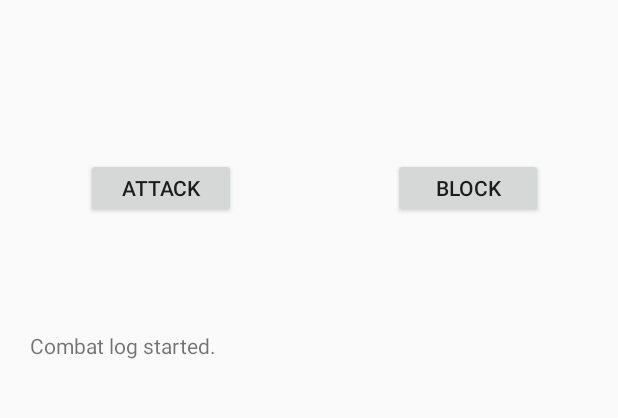
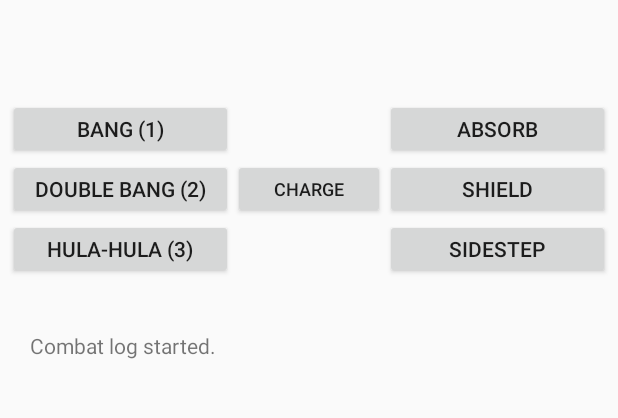
Before and after one commit to scveloso/Labyrinth2, an Android app: the CombatActivity screen opened directly, with no data from a screen before it, on a phone screen of 412 x 824 dp, the part 314-732 px from its top. Run offline under Robolectric (Android 15) with nearby library versions, the phone set to English and light mode, and no system bars.

Commit message:
Added multiple changes to combat -Player attack, player block and player charge -Attacks have 3 levels. Blocks have 3 levels. Charge gives one charge, different attacks require different charges. Different blocks block different attacks.

```diff
--- a/app/src/main/java/com/sveloso/labyrinth/CombatActivity.java
+++ b/app/src/main/java/com/sveloso/labyrinth/CombatActivity.java
@@ -28,14 +28,22 @@ public class CombatActivity extends Activity {
     private TextView txtEnemyName;
     private TextView txtCombatLog;
 
-    private Button btnAttack;
-    private Button btnBlock;
+    private Button btnCharge;
+
+    private Button btnAttack1;
+    private Button btnAttack2;
+    private Button btnAttack3;
+
+    private Button btnBlock1;
+    private Button btnBlock2;
+    private Button btnBlock3;
 
     private static final int MAX_IMG_HEALTH_WIDTH = 200; // 200dp
 
     private Enemy currEnemy;
 
     private int playerHealth;
+    private int playerCharge;
 
     @Override
     protected void onCreate(Bundle savedInstanceState) {
@@ -47,25 +55,70 @@ public class CombatActivity extends Activity {
         imgEnemyHealth = (ImageView) findViewById(R.id.imgEnemyHealth);
         imgEnemySprite = (ImageView) findViewById(R.id.imgEnemySprite);
         txtEnemyName = (TextView) findViewById(R.id.txtEnemyName);
-        btnAttack = (Button) findViewById(R.id.btnAttack);
-        btnAttack.setOnClickListener(new View.OnClickListener() {
+
+
+        btnAttack1 = (Button) findViewById(R.id.btnAttack1);
+        btnAttack1.setOnClickListener(new View.OnClickListener() {
             @Override
-            public void onClick(View v) {
-                handlePlayerTurn(MOVE_ATTACK);
+            public void onClick(View view) {
+                handlePlayerTurn(Move.CHARGE_1_ATTACK);
             }
         });
-        btnBlock = (Button) findViewById(R.id.btnBlock);
-        btnBlock.setOnClickListener(new View.OnClickListener() {
+
+        btnAttack2 = (Button) findViewById(R.id.btnAttack2);
+        btnAttack2.setOnClickListener(new View.OnClickListener() {
             @Override
-            public void onClick(View v) {
-                handlePlayerTurn(MOVE_BLOCK);
+            public void onClick(View view) {
+                handlePlayerTurn(Move.CHARGE_2_ATTACK);
             }
         });
+
+        btnAttack3 = (Button) findViewById(R.id.btnAttack3);
+        btnAttack3.setOnClickListener(new View.OnClickListener() {
+            @Override
+            public void onClick(View view) {
+                handlePlayerTurn(Move.CHARGE_3_ATTACK);
+            }
+        });
+
+        btnBlock1 = (Button) findViewById(R.id.btnBlock1);
+        btnBlock1.setOnClickListener(new View.OnClickListener() {
+            @Override
+            public void onClick(View view) {
+                handlePlayerTurn(Move.CHARGE_1_BLOCK);
+            }
+        });
+
+        btnBlock2 = (Button) findViewById(R.id.btnBlock2);
+        btnBlock2.setOnClickListener(new View.OnClickListener() {
+            @Override
+            public void onClick(View view) {
+                handlePlayerTurn(Move.CHARGE_2_BLOCK);
+            }
+        });
+
+        btnBlock3 = (Button) findViewById(R.id.btnBlock3);
+        btnBlock3.setOnClickListener(new View.OnClickListener() {
+            @Override
+            public void onClick(View view) {
+                handlePlayerTurn(Move.CHARGE_3_BLOCK);
+            }
+        });
+
+        btnCharge = (Button) findViewById(R.id.btnCharge);
+        btnCharge.setOnClickListener(new View.OnClickListener() {
+            @Override
+            public void onClick(View view) {
+                handlePlayerTurn(Move.CHARGE);
+            }
+        });
+
         txtCombatLog = (TextView) findViewById(R.id.txtCombatLog);
         txtCombatLog.setMovementMethod(new ScrollingMovementMethod());
 
         int difficulty = getIntent().getIntExtra(MainActivity.EXTRA_DIFFICULTY, -1);
         playerHealth = getIntent().getIntExtra(MainActivity.EXTRA_PLAYER_CURR_HEALTH, -1);
+        playerCharge = getIntent().getIntExtra(MainActivity.EXTRA_PLAYER_CHARGE, -1);
 
         imgPlayerSprite.setImageDrawable(ContextCompat.getDrawable(this, R.mipmap.ic_launcher));
         if (difficulty < 5) /* 5 out of 10 chance for easy */ {
@@ -116,8 +169,53 @@ public class CombatActivity extends Activity {
         imgPlayerHealth.requestLayout();
     }
 
-    private void handlePlayerTurn(String move) {
-        if (move.equals(MOVE_ATTACK)) /* If the player attacks */ {
+    private void handlePlayerTurn(Move playerMove) {
+        Move enemyMove = currEnemy.getNextMove(playerCharge);
+
+        if (playerMove.getMoveType().equals("attack")) {
+
+            playerCharge -= playerMove.getPower();
+
+            if (enemyMove.getMoveType().equals("block")) {
+                if (playerMove.getPower() > enemyMove.getPower()) {
+                    inflictDamageToEnemy();
+                } else {
+                    log(currEnemy.getName() + "successfully blocked the player's attack.");
+                }
+            } else if (enemyMove.getMoveType().equals("attack")) {
+                if (playerMove.getPower() > enemyMove.getPower()) {
+                    inflictDamageToEnemy();
+                } else if (playerMove.getPower() < enemyMove.getPower()) {
+                    inflictDamageToPlayer();
+                } else {
+                    log("Both attacks matched each other, vanishing into thin air.");
+                }
+            } else {
+                inflictDamageToEnemy();
+            }
+        } else if (playerMove.getMoveType().equals("block")) {
+            if (enemyMove.getMoveType().equals("block")) {
+                log("Both parties blocked, nothing happened!");
+            } else if (enemyMove.getMoveType().equals("attack")) {
+                if (enemyMove.getPower() > playerMove.getPower()) {
+                    inflictDamageToPlayer();
+                }  else {
+                    log("Player successfully blocked the enemy " + currEnemy.getName() + " attack.");
+                }
+            } else {
+                log("Player blocked, but the enemy was just charging!");
+            }
+        } else {
+            if (enemyMove.getMoveType().equals("attack")) {
+                log("Enemy " + currEnemy.getName() + " attacked the player while charging!");
+                inflictDamageToPlayer();
+            } else {
+                log("Both parties charged.");
+            }
+        }
+    }
+
+    private void inflictDamageToEnemy() {
         // Inflict damage to the enemy
         currEnemy.setCurrHealth(currEnemy.getCurrHealth() - Player.PLAYER_BASE_ATTACK);
 
@@ -127,7 +225,9 @@ public class CombatActivity extends Activity {
         checkIfEnemyDead();
         // If enemy not dead, continue by updating the UI
         updateEnemyUI();
+    }
 
+    private void inflictDamageToPlayer() {
         // Inflict damage to the player
         playerHealth -= currEnemy.getAttack();
         // Log the enemy action
@@ -136,11 +236,6 @@ public class CombatActivity extends Activity {
         checkIfGameOver();
         // If player didn't die, continue by updating the UI
         updatePlayerUI();
-        } else if (move.equals(MOVE_BLOCK)) {
-            // Blocked enemy attack, no damage inflicted on both sides
-            // Just log the turn
-            log("Blocked " + currEnemy.getAttack() + " damage from the enemy " + currEnemy.getName() + ".");
-        }
     }
 
     private void checkIfEnemyDead() {
--- a/app/src/main/java/com/sveloso/labyrinth/Enemy.java
+++ b/app/src/main/java/com/sveloso/labyrinth/Enemy.java
@@ -22,8 +22,9 @@ public interface Enemy {
 
     public void setCurrHealth(int currHealth);
 
-    public Move getNextMove();
+    public Move getNextMove(int playerCharge);
 
     public int getCharge();
 
+    public void setCharge(int charge);
 }
--- a/app/src/main/java/com/sveloso/labyrinth/MainActivity.java
+++ b/app/src/main/java/com/sveloso/labyrinth/MainActivity.java
@@ -29,6 +29,7 @@ public class MainActivity extends AppCompatActivity {
 
     public static final String EXTRA_DIFFICULTY = "com.sveloso.labyrinth.DIFFICULTY";
     public static final String EXTRA_PLAYER_CURR_HEALTH = "com.sveloso.labyrinth.PLAYER_CURR_HEALTH";
+    public static final String EXTRA_PLAYER_CHARGE = "com.sveloso.labyrinth.PLAYER_CHARGE";
 
     private ImageView imgNW;
     private ImageView imgN;
@@ -271,6 +272,9 @@ public class MainActivity extends AppCompatActivity {
             int playerCurrHealth = currPlayer.getCurrHealth();
             combatIntent.putExtra(EXTRA_PLAYER_CURR_HEALTH, playerCurrHealth);
 
+            int playerCharge = currPlayer.getCharge();
+            combatIntent.putExtra(EXTRA_PLAYER_CHARGE, playerCharge);
+
             startActivityForResult(combatIntent, COMBAT_REQUEST);
         }
     }
--- a/app/src/main/res/layout/activity_combat.xml
+++ b/app/src/main/res/layout/activity_combat.xml
@@ -104,26 +104,79 @@
         android:layout_height="150dp">
 
         <Button
-            android:id="@+id/btnBlock"
-            android:layout_width="100dp"
-            android:layout_height="40dp"
-            android:layout_alignParentEnd="true"
-            android:layout_alignParentRight="true"
-            android:layout_alignTop="@+id/btnAttack"
-            android:layout_marginEnd="50dp"
-            android:layout_marginRight="50dp"
-            android:text="Block" />
-
-        <Button
-            android:id="@+id/btnAttack"
-            android:layout_width="100dp"
+            android:id="@+id/btnAttack1"
+            android:layout_width="150dp"
             android:layout_height="40dp"
             android:layout_alignParentLeft="true"
             android:layout_alignParentStart="true"
-            android:layout_centerVertical="true"
-            android:layout_marginLeft="57dp"
-            android:layout_marginStart="57dp"
-            android:text="Attack" />
+            android:layout_alignParentTop="true"
+            android:layout_marginLeft="5dp"
+            android:layout_marginStart="5dp"
+            android:layout_marginTop="15dp"
+            android:text="Bang (1)" />
+
+        <Button
+            android:id="@+id/btnAttack2"
+            android:layout_width="150dp"
+            android:layout_height="40dp"
+            android:layout_alignLeft="@+id/btnAttack1"
+            android:layout_alignStart="@+id/btnAttack1"
+            android:layout_below="@+id/btnAttack1"
+            android:text="Double Bang (2)"
+            android:textSize="14sp" />
+
+        <Button
+            android:id="@+id/btnAttack3"
+            android:layout_width="150dp"
+            android:layout_height="40dp"
+            android:layout_alignLeft="@+id/btnAttack2"
+            android:layout_alignStart="@+id/btnAttack2"
+            android:layout_below="@+id/btnAttack2"
+            android:text="Hula-hula (3)" />
+
+        <Button
+            android:id="@+id/btnBlock1"
+            android:layout_width="150dp"
+            android:layout_height="40dp"
+            android:layout_alignBottom="@+id/btnAttack1"
+            android:layout_alignParentEnd="true"
+            android:layout_alignParentRight="true"
+            android:layout_marginEnd="5dp"
+            android:layout_marginRight="5dp"
+            android:layout_marginTop="15dp"
+            android:text="Absorb" />
+
+        <Button
+            android:id="@+id/btnBlock2"
+            android:layout_width="150dp"
+            android:layout_height="40dp"
+            android:layout_alignEnd="@+id/btnBlock1"
+            android:layout_alignLeft="@id/btnBlock1"
+            android:layout_alignRight="@+id/btnBlock1"
+            android:layout_alignStart="@id/btnBlock1"
+            android:layout_below="@id/btnBlock1"
+            android:text="Shield" />
+
+        <Button
+            android:id="@+id/btnBlock3"
+            android:layout_width="150dp"
+            android:layout_height="40dp"
+            android:layout_alignEnd="@+id/btnBlock2"
+            android:layout_alignLeft="@id/btnBlock2"
+            android:layout_alignRight="@+id/btnBlock2"
+            android:layout_alignStart="@id/btnBlock2"
+            android:layout_below="@id/btnBlock2"
+            android:text="Sidestep" />
+
+        <Button
+            android:id="@+id/btnCharge"
+            android:text="Charge"
+            android:layout_toRightOf="@id/btnAttack2"
+            android:layout_toLeftOf="@id/btnBlock2"
+            android:layout_below="@id/btnAttack1"
+            android:textSize="12sp"
+            android:layout_width="100dp"
+            android:layout_height="40dp" />
     </RelativeLayout>
 
     <TextView
```
Also changed, not shown: app/src/main/java/com/sveloso/labyrinth/EasyEnemy.java (+33 -6 lines), app/src/main/java/com/sveloso/labyrinth/HardEnemy.java (+44 -2 lines), app/src/main/java/com/sveloso/labyrinth/MediumEnemy.java (+34 -9 lines), app/src/main/java/com/sveloso/labyrinth/Move.java (+24 -9 lines), app/src/main/java/com/sveloso/labyrinth/Player.java (+7 -0 lines). Lines whose indentation alone changed are shown as unchanged.
